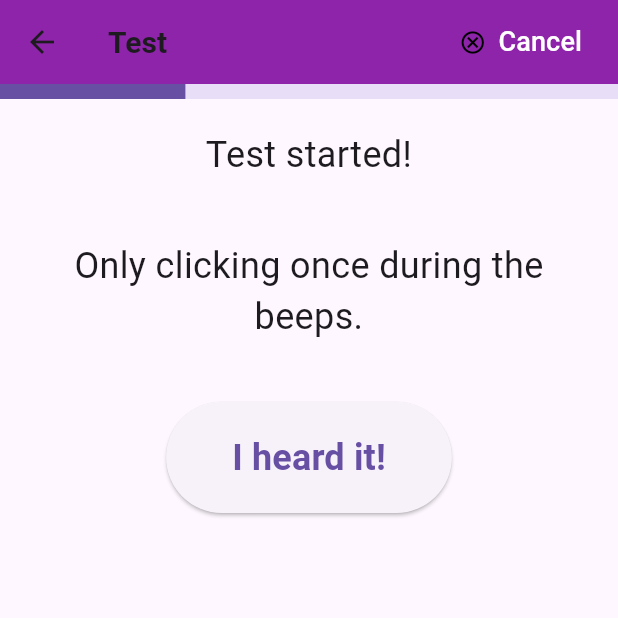
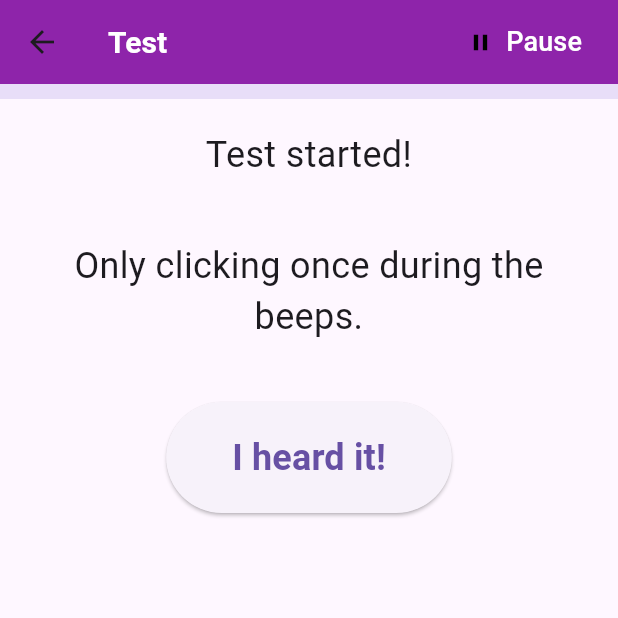
Before and after one commit to AllenAnZifeng/audioapp, a Flutter app: the Test1 screen opened directly, after a tap on "Start Practice", on a phone screen of 412 x 824 dp, the top half of it. Run offline on Flutter 3.47's test engine with Material 2 defaults, Android fonts, the phone set to English and light mode, and no system bars; our stand-ins replace audioplayers, cloud_firestore, firebase_auth, firebase_core, flutter_spinkit, go_router and 1 more; missing offline and left inert: perfect_volume_control; accounts and stored records are empty.

Commit message:
color change, animation for progress bar

```diff
--- a/lib/screens/home/home.dart
+++ b/lib/screens/home/home.dart
@@ -58,7 +58,7 @@ class _HomeState extends State<Home> {
           elevation: 0,
           title: const Text(
             'Home',
-            style: TextStyle(fontSize: 20.0, fontWeight: FontWeight.bold),
+            style: TextStyle(color: Colors.white,fontSize: 20.0, fontWeight: FontWeight.bold),
           ),
           actions: <Widget>[
             TextButton.icon(
--- a/lib/screens/preTest/headphone.dart
+++ b/lib/screens/preTest/headphone.dart
@@ -14,7 +14,7 @@ class HeadPhone extends StatelessWidget {
         elevation: 0,
         title: const Text(
         'Pre Test Check',
-        style: TextStyle(fontSize: 20.0, fontWeight: FontWeight.bold),
+        style: TextStyle(color: Colors.white,fontSize: 20.0, fontWeight: FontWeight.bold),
     )),
       body: SingleChildScrollView(
         child: Column(
--- a/lib/screens/preTest/profileInit.dart
+++ b/lib/screens/preTest/profileInit.dart
@@ -86,7 +86,7 @@ class _ProfileInitState extends State<ProfileInit> {
           elevation: 0,
           title: const Text(
             'Complete Profile',
-            style: TextStyle(fontSize: 20.0, fontWeight: FontWeight.bold),
+            style: TextStyle(color: Colors.white,fontSize: 20.0, fontWeight: FontWeight.bold),
           )),
       body: SingleChildScrollView(
         child: Column(
--- a/lib/screens/preTest/quiet.dart
+++ b/lib/screens/preTest/quiet.dart
@@ -16,7 +16,7 @@ class Quiet extends StatelessWidget {
         elevation: 0,
         title: const Text(
         'Pre Test Check',
-        style: TextStyle(fontSize: 20.0, fontWeight: FontWeight.bold),
+        style: TextStyle(color: Colors.white,fontSize: 20.0, fontWeight: FontWeight.bold),
     )),
       body: SingleChildScrollView(
         child: Column(
--- a/lib/screens/preTest/sound.dart
+++ b/lib/screens/preTest/sound.dart
@@ -71,7 +71,7 @@ class _SoundState extends State<Sound> {
           elevation: 0,
           title: const Text(
           'Pre Test Check',
-          style: TextStyle(fontSize: 20.0, fontWeight: FontWeight.bold),
+          style: TextStyle(color: Colors.white,fontSize: 20.0, fontWeight: FontWeight.bold),
       )),
         body: SingleChildScrollView(
           child: Column(
--- a/lib/screens/test1/practice1.dart
+++ b/lib/screens/test1/practice1.dart
@@ -79,7 +79,7 @@ class _Practice1State extends State<Practice1> {
           elevation: 0,
           title: const Text(
             'Practice Test',
-            style: TextStyle(fontSize: 20.0, fontWeight: FontWeight.bold),
+            style: TextStyle(color: Colors.white,fontSize: 20.0, fontWeight: FontWeight.bold),
           )),
       body: SingleChildScrollView(
         child: Column(
--- a/lib/screens/test1/test1.dart
+++ b/lib/screens/test1/test1.dart
@@ -19,9 +19,23 @@ class _Test1State extends State<Test1> {
   };
   bool playing = false;
   bool heard = false;
+  bool pause = false;
   double vol = 0;
   int frequency = 0;
-  double progress = 0.3;
+  double progress = 0;
+  int ear = 0;
+
+  // left ear 0, right ear 1
+  Map<String, List<double>> data = {
+    '500': [0, 0],
+    '1000': [0, 0],
+    '2000': [0, 0],
+    '3000': [0, 0],
+    '4000': [0, 0],
+    '6000': [0, 0],
+    '8000': [0, 0]
+  };
+
   final player = AudioPlayer();
 
   @override
@@ -44,7 +58,6 @@ class _Test1State extends State<Test1> {
     super.dispose();
     print('stop');
     player.dispose();
-
   }
 
   beep(int f, double v) async {
@@ -55,8 +68,11 @@ class _Test1State extends State<Test1> {
     });
     PerfectVolumeControl.setVolume(v);
     for (int i = 0; i < 3; i++) {
-      print('mounted $mounted');
       if (mounted) {
+        while (pause) {
+          print('paused');
+          await Future.delayed(const Duration(milliseconds: 500));
+        }
 
         await player.play(AssetSource("audio/$f.wav"));
         await player.seek(const Duration(milliseconds: 500));
@@ -74,12 +90,16 @@ class _Test1State extends State<Test1> {
   }
 
   startPractice() async {
-    List<int> frequencies = [500, 1000, 2000, 3000, 4000, 6000, 8000];
+    // List<int> frequencies = [500, 1000, 2000, 3000, 4000, 6000, 8000];
+    List<int> frequencies = [500, 1000];
     List<double> vols = [0.02, 0.03, 0.04];
     for (int i = 0; i < frequencies.length; i++) {
       print('frequency ${frequencies[i]}');
+      setState(() {
+        progress = i / frequencies.length;
+      });
       for (int j = 0; j < vols.length; j++) {
-        if ( !mounted) {
+        if (!mounted) {
           return;
         }
         if (heard) {
@@ -99,6 +119,13 @@ class _Test1State extends State<Test1> {
     setState(() {
       buttonState = 'End';
     });
+    print('end');
+    submitData();
+    await _endDialogBuilder(context);
+  }
+
+  submitData(){
+    print(data);
   }
 
   bool clickHandler() {
@@ -107,6 +134,10 @@ class _Test1State extends State<Test1> {
         heard = true;
       });
       print('heard-> vol: $vol, frequency: $frequency');
+
+      setState(() {
+        data['$frequency']![ear] = vol;
+      });
       return true;
     } else {
       setState(() {
@@ -117,7 +148,30 @@ class _Test1State extends State<Test1> {
     }
   }
 
-  Future<void> _dialogBuilder(BuildContext context) {
+  Future<void> _endDialogBuilder(BuildContext context) {
+    return showDialog<void>(
+      context: context,
+      builder: (BuildContext context) {
+        return AlertDialog(
+          title: const Text('Congrats!'),
+          content: const Text('You have successfully completed the test.'),
+          actions: <Widget>[
+            TextButton(
+              style: TextButton.styleFrom(
+                textStyle: Theme.of(context).textTheme.labelLarge,
+              ),
+              child: const Text('Next'),
+              onPressed: () {
+                // go to result
+              },
+            )
+          ],
+        );
+      },
+    );
+  }
+
+  Future<void> _cancelDialogBuilder(BuildContext context) {
     return showDialog<void>(
       context: context,
       builder: (BuildContext context) {
@@ -131,6 +185,10 @@ class _Test1State extends State<Test1> {
               ),
               child: const Text('Resume'),
               onPressed: () {
+                setState(() {
+                  pause = false;
+                });
+
                 Navigator.of(context).pop();
               },
             ),
@@ -140,6 +198,9 @@ class _Test1State extends State<Test1> {
               ),
               child: const Text('Stop'),
               onPressed: () {
+                setState(() {
+                  pause = false;
+                });
                 Navigator.of(context).pop();
                 Navigator.of(context).pop();
                 Navigator.of(context).pop();
@@ -163,20 +224,24 @@ class _Test1State extends State<Test1> {
         elevation: 0,
         title: const Text(
           'Test',
-          style: TextStyle(fontSize: 20.0, fontWeight: FontWeight.bold),
+
+          style: TextStyle(color: Colors.white,fontSize: 20.0 ,fontWeight: FontWeight.bold),
         ),
         actions: <Widget>[
           TextButton.icon(
             onPressed: () async {
-              await _dialogBuilder(context);
+              setState(() {
+                pause = true;
+              });
+              await _cancelDialogBuilder(context);
             },
             icon: const Icon(
-              Icons.cancel_outlined,
+              Icons.pause,
               color: Colors.black,
             ),
             label: const Padding(
               padding: EdgeInsets.only(right: 8.0),
-              child: Text('Cancel',
+              child: Text('Pause',
                   style: TextStyle(
                     fontSize: 18.0,
                   )),
@@ -198,12 +263,20 @@ class _Test1State extends State<Test1> {
                 mainAxisAlignment: MainAxisAlignment.start,
                 crossAxisAlignment: CrossAxisAlignment.center,
                 children: [
-                      LinearProgressIndicator(
-                      value: progress,
+                  TweenAnimationBuilder<double>(
+                    duration: const Duration(milliseconds: 1000),
+                    curve: Curves.easeInOut,
+                    tween: Tween<double>(
+                      begin: 0,
+                      end: progress,
+                    ),
+                    builder: (BuildContext context, double value, _) =>
+                        LinearProgressIndicator(
+                      value: value,
                       minHeight: 10.0,
                       semanticsLabel: 'Linear progress indicator',
                     ),
-
+                  ),
                   const Padding(
                     padding: EdgeInsets.all(20.0),
                     child: Text(
@@ -212,7 +285,6 @@ class _Test1State extends State<Test1> {
                       style: TextStyle(fontSize: 24.0),
                     ),
                   ),
-
                   const Padding(
                     padding: EdgeInsets.all(20.0),
                     child: Text(
@@ -221,14 +293,14 @@ class _Test1State extends State<Test1> {
                       style: TextStyle(fontSize: 24.0),
                     ),
                   ),
-
                   const SizedBox(height: 20.0, width: double.infinity),
                   ElevatedButton(
                     child: Padding(
                       padding: EdgeInsets.all(20.0),
                       child: Text(
                         textDict[buttonState]!,
-                        style: TextStyle(fontSize: 24.0, fontWeight: FontWeight.bold),
+                        style: TextStyle(
+                            fontSize: 24.0, fontWeight: FontWeight.bold),
                       ),
                     ),
                     onPressed: () {
@@ -239,9 +311,9 @@ class _Test1State extends State<Test1> {
                         startPractice();
                       } else if (buttonState == 'InTest') {
                         String msg = '';
-                        if(clickHandler()){
+                        if (clickHandler()) {
                           msg = 'Nice Catch!';
-                        }else{
+                        } else {
                           msg = 'You missed it!';
                         }
                         ScaffoldMessenger.of(context).showSnackBar(
@@ -254,9 +326,11 @@ class _Test1State extends State<Test1> {
                             ),
                             content: Text(msg),
                             duration: const Duration(milliseconds: 200),
-                            width: 280.0, // Width of the SnackBar.
+                            width: 280.0,
+                            // Width of the SnackBar.
                             padding: const EdgeInsets.symmetric(
-                              horizontal: 8.0, // Inner padding for SnackBar content.
+                              horizontal:
+                                  8.0, // Inner padding for SnackBar content.
                             ),
                             behavior: SnackBarBehavior.floating,
                             shape: RoundedRectangleBorder(
@@ -264,10 +338,7 @@ class _Test1State extends State<Test1> {
                             ),
                           ),
                         );
-
-
-                      }
-                      else if (buttonState=='End'){
+                      } else if (buttonState == 'End') {
                         print('end');
                       }
                     },
@@ -278,7 +349,6 @@ class _Test1State extends State<Test1> {
             ),
           );
         },
-
       ),
     );
   }
```
